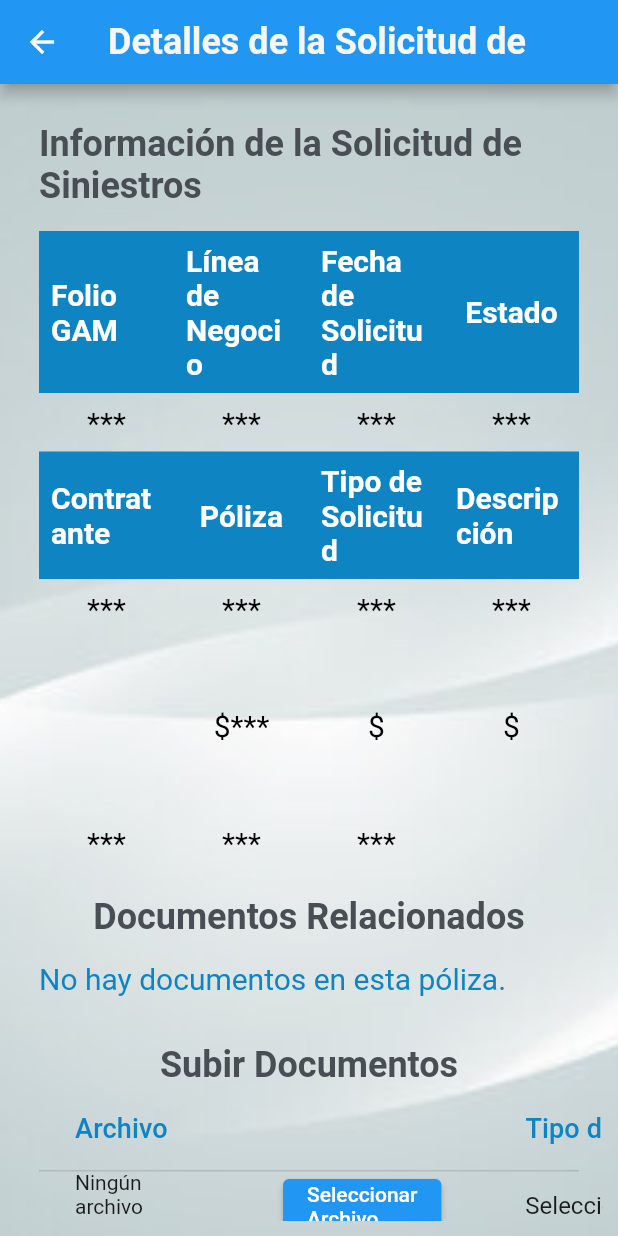
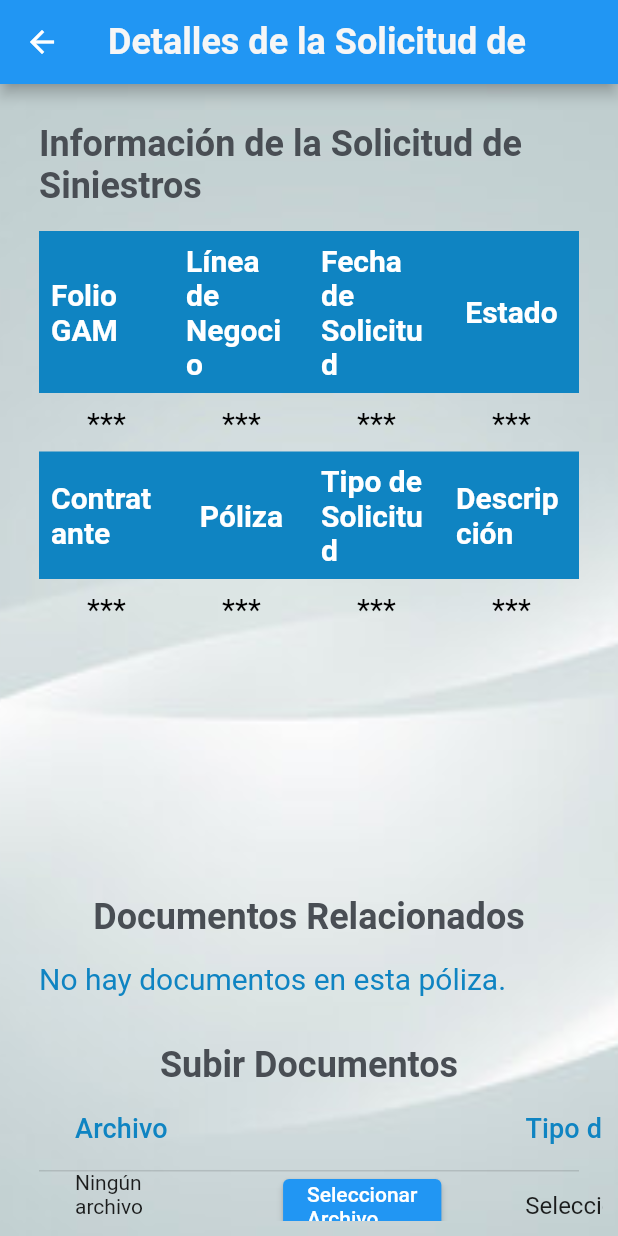
Before and after one commit to DevAppsGam/MobilGam, a Flutter app: the DetalleSiniestro screen opened directly with empty values, on a phone screen of 412 x 824 dp. Run offline on Flutter 3.47's test engine with Material 2 defaults, Android fonts, the phone set to English and light mode, and no system bars; our stand-ins replace cached_network_image, device_info_plus, file_picker, open_filex; missing offline and left inert: flutter_downloader, flutter_file_downloader, internet_file, pdfx; network calls fail.

Commit message:
mejoras de vida

```diff
--- a/lib/Pages/MenuAsesores/Detalles/siniestroDetallePage.dart
+++ b/lib/Pages/MenuAsesores/Detalles/siniestroDetallePage.dart
@@ -383,8 +383,6 @@ class _DetalleSiniestroState extends State<DetalleSiniestro> {
                           Container(
                             decoration:  data['linea_s'] == 'GMM'
                                 ? const BoxDecoration(color: Color.fromRGBO(15, 132, 194, 1)) // Aplica la decoración si el tipo de solicitud es 'MOVIMIENTOS
-                                : data['linea_s'] == 'AUTOS'
-                                ? const BoxDecoration(color: Color.fromRGBO(15, 132, 194, 1))
                                 : null,
                             child: buildTableCell(
                                 data['linea_s'] == 'GMM'
@@ -424,21 +422,35 @@ class _DetalleSiniestroState extends State<DetalleSiniestro> {
                             data['linea_s'] == 'GMM'
                                 ?  data['afectado'] ?? '***'
                                 : data['linea_s'] == 'AUTOS'
-                                ? data['n_siniestro'] ?? ''
+                                ? data['n_siniestro'] ?? '***'
                                 : '',
                           ),
                           buildTableCell(
-                              '\$${data['linea_s'] == 'GMM' ? data['total'] ?? '***' : '***'}'
+                              data['linea_s'] == 'GMM'
+                              ? '\$${
+                                  data['linea_s'] == 'GMM'
+                                      ? data['total'] ?? '***'
+                                      : ''
+                              }'
+                                  :''
                           ),
                           buildTableCell(
-                            '\$${data['linea_s'] == 'GMM'
-                                ?  data['gastos_no'] ?? '***'
-                                : ''}'
+                              data['linea_s'] == 'GMM'
+                                  ? '\$${
+                                  data['linea_s'] == 'GMM'
+                                      ? data['gastos_no'] ?? '***'
+                                      : ''
+                              }'
+                                  :''
                           ),
                           buildTableCell(
-                            '\$${data['linea_s'] == 'GMM'
-                                ? data['monto_pro'] ?? '***'
-                                : data['fgnp'] ?? ''}'
+                              data['linea_s'] == 'GMM'
+                                  ? '\$${
+                                  data['linea_s'] == 'GMM'
+                                      ? data['monto_pro'] ?? '***'
+                                      : ''
+                              }'
+                                  :''
                           ),
                         ]),
                     TableRow(
@@ -480,13 +492,31 @@ class _DetalleSiniestroState extends State<DetalleSiniestro> {
                         ]),
                     TableRow(children: [
                       buildTableCell(
-                          data['linea_s'] == 'GMM' ? data['n_qr'] ?? '***' : '***'
+                          data['linea_s'] == 'GMM'
+                              ? '\$${
+                              data['linea_s'] == 'GMM'
+                                  ? data['n_qr'] ?? '***'
+                                  : ''
+                          }'
+                              :''
                       ),
                       buildTableCell(
-                          data['linea_s'] == 'GMM' ? data['n_reclamacion'] ?? '***' : '***'
+                          data['linea_s'] == 'GMM'
+                              ? '\$${
+                              data['linea_s'] == 'GMM'
+                                  ? data['n_reclamacion'] ?? '***'
+                                  : ''
+                          }'
+                              :''
                       ),
                       buildTableCell(
-                          data['linea_s'] == 'GMM' ? data['n_folio'] ?? '***' : '***'
+                          data['linea_s'] == 'GMM'
+                              ? '\$${
+                              data['linea_s'] == 'GMM'
+                                  ? data['n_folio'] ?? '***'
+                                  : ''
+                          }'
+                              :''
                       ),
                       buildTableCell(
                           ''
```
Also changed, not shown: 1 other file.
